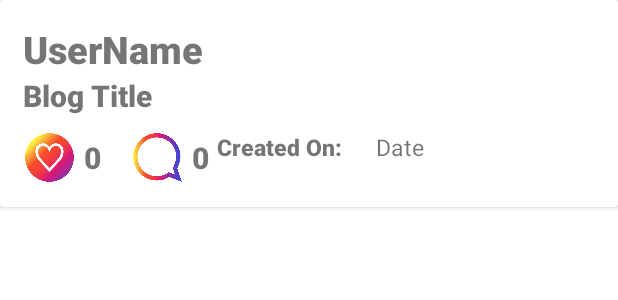
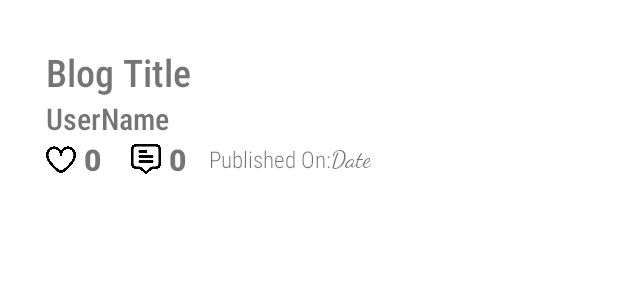
Before and after one commit to VarunS5/BlogApplication, an Android app: the layout blog_list_item.xml on its own in the app's theme, with its tools: preview values and no code run, on a phone screen of 412 x 824 dp. Shown: the top 300 px of the screen. Run offline under Robolectric (Android 15) with nearby library versions, the phone set to English and light mode, and no system bars.

Commit message:
Implement UI

```diff
--- a/app/build.gradle
+++ b/app/build.gradle
@@ -2,7 +2,7 @@ plugins {
     id 'com.android.application'
     id 'org.jetbrains.kotlin.android'
 }
-
+apply plugin: 'kotlin-android-extensions'
 android {
     compileSdk 32
 
--- a/app/src/main/java/com/example/blogapplication/api/Api.kt
+++ b/app/src/main/java/com/example/blogapplication/api/Api.kt
@@ -10,7 +10,7 @@ interface Api {
     @GET("Sample.json")
     fun getBlogs(): Call<ArrayList<Blog>>
 
-    companion object{
+    companion object {
         val BASE_URL = "https://raw.githubusercontent.com/Ysunil016/Public/main/"
 
         fun create(): Api {
--- a/app/src/main/java/com/example/blogapplication/viewmodel/BlogListViewModel.kt
+++ b/app/src/main/java/com/example/blogapplication/viewmodel/BlogListViewModel.kt
@@ -35,8 +35,8 @@ class BlogListViewModel(
     }
 
     override fun onBlogListUpdate(blogList: ArrayList<Blog>) {
-        for(blog in blogList){
-            blog.published_date = blog.published_date.substring(0,10)
+        for (blog in blogList) {
+            blog.published_date = blog.published_date.substring(0, 10)
         }
         blogs.postValue(Resource.success(blogList))
     }
--- a/app/src/main/res/layout/blog_list_item.xml
+++ b/app/src/main/res/layout/blog_list_item.xml
@@ -1,92 +1,105 @@
 <?xml version="1.0" encoding="utf-8"?>
 <androidx.cardview.widget.CardView xmlns:android="http://schemas.android.com/apk/res/android"
+    xmlns:app="http://schemas.android.com/apk/res-auto"
     xmlns:tools="http://schemas.android.com/tools"
-    android:orientation="vertical"
     android:layout_width="match_parent"
-    android:layout_height="wrap_content">
+    android:layout_height="wrap_content"
+    android:layout_margin="15sp"
+    app:cardCornerRadius="15sp"
+    app:cardElevation="0dp">
+
     <LinearLayout
         android:layout_width="match_parent"
         android:layout_height="wrap_content"
-        android:padding="15sp"
-        android:orientation="vertical">
+        android:orientation="vertical"
+        android:padding="15sp">
+
         <TextView
+            android:id="@+id/blog_title"
             android:layout_width="wrap_content"
             android:layout_height="wrap_content"
+            android:fontFamily="sans-serif-condensed-medium"
+            android:text="@string/blog_title"
+            android:textSize="25sp" />
+
+        <TextView
             android:id="@+id/user_name"
-            android:text="@string/username"
-            android:textSize="25sp"
-            android:fontFamily="sans-serif-black"/>
-        <TextView
             android:layout_width="wrap_content"
             android:layout_height="wrap_content"
-            android:id="@+id/blog_title"
-            android:text="@string/blog_title"
-            android:textSize="20sp"
-            android:paddingBottom="10sp"
-            android:fontFamily="sans-serif-black"/>
+            android:fontFamily="sans-serif-condensed-medium"
+            android:text="@string/username"
+            android:textSize="20sp" />
+
 
         <LinearLayout
             android:layout_width="match_parent"
             android:layout_height="wrap_content"
             android:orientation="horizontal">
+
             <LinearLayout
+                android:id="@+id/like_layout"
                 android:layout_width="wrap_content"
                 android:layout_height="wrap_content"
+                android:gravity="center"
+                android:orientation="horizontal">
+
+                <ImageView
+                    android:layout_width="20sp"
+                    android:layout_height="20sp"
+                    android:src="@drawable/heart" />
+
+                <TextView
+                    android:id="@+id/like_count"
+                    android:layout_width="wrap_content"
+                    android:layout_height="wrap_content"
+                    android:fontFamily="sans-serif-black"
+                    android:paddingLeft="5sp"
+                    android:text="@string/initial_value"
+                    android:textSize="20sp" />
+            </LinearLayout>
+
+            <LinearLayout
+                android:id="@+id/comment_layout"
+                android:layout_width="wrap_content"
+                android:layout_height="wrap_content"
+                android:gravity="center"
                 android:orientation="horizontal"
-                android:id="@+id/like_layout"
-                android:gravity="center">
-            <ImageView
-                android:layout_width="35sp"
-                android:layout_height="35sp"
-                android:src="@drawable/like_shape_2"/>
+                android:paddingLeft="20sp">
+
+                <ImageView
+                    android:layout_width="20sp"
+                    android:layout_height="20sp"
+                    android:src="@drawable/comment_alt" />
+
+                <TextView
+                    android:id="@+id/comment_count"
+                    android:layout_width="wrap_content"
+                    android:layout_height="wrap_content"
+                    android:fontFamily="sans-serif-black"
+                    android:paddingLeft="5sp"
+                    android:text="0"
+                    android:textSize="20sp" />
+            </LinearLayout>
+
             <TextView
                 android:layout_width="wrap_content"
                 android:layout_height="wrap_content"
-                android:id="@+id/like_count"
-                android:paddingLeft="5sp"
-                android:fontFamily="sans-serif-black"
-                android:textSize="20sp"
-                android:text="0"/>
-            </LinearLayout>
-            <LinearLayout
+                android:layout_gravity="center_vertical"
+                android:fontFamily="sans-serif-condensed-light"
+                android:paddingLeft="15sp"
+                android:text="@string/created_at"
+                android:textSize="15sp" />
+
+            <TextView
+                android:id="@+id/published_date"
                 android:layout_width="wrap_content"
                 android:layout_height="wrap_content"
-                android:orientation="horizontal"
-                android:paddingLeft="20sp"
-                android:gravity="center"
-                android:id="@+id/comment_layout">
-                <ImageView
-                    android:layout_width="35sp"
-                    android:layout_height="35sp"
-                    android:src="@drawable/chat_shape"/>
-                <TextView
-                    android:layout_width="wrap_content"
-                    android:layout_height="wrap_content"
-                    android:id="@+id/comment_count"
-                    android:text="0"
-                    android:textSize="20sp"
-                    android:paddingLeft="5sp"
-                    android:fontFamily="sans-serif-black"/>
-            </LinearLayout>
-            <TextView
-                android:layout_width="wrap_content"
-                android:layout_height="wrap_content"
-                android:text="@string/created_at"
-                android:textSize="15sp"
-                android:paddingLeft="5sp"
-                android:layout_weight="1"
-                android:fontFamily="sans-serif-black"/>
-            <TextView
-                android:layout_width="wrap_content"
-                android:layout_height="wrap_content"
+                android:layout_gravity="center_vertical"
+                android:fontFamily="cursive"
                 android:text="@string/date"
-                android:id="@+id/published_date"
-                android:textSize="15sp"
-                android:layout_weight="5"
-                android:fontFamily="sans-serif"/>
+                android:textSize="15sp" />
 
         </LinearLayout>
-
 
 
     </LinearLayout>
--- a/app/src/main/res/values/colors.xml
+++ b/app/src/main/res/values/colors.xml
@@ -7,4 +7,5 @@
     <color name="teal_700">#FF018786</color>
     <color name="black">#FF000000</color>
     <color name="white">#FFFFFFFF</color>
+    <color name="glossy_gray">#40AFADA9 </color>
 </resources>
--- a/app/src/main/res/values/strings.xml
+++ b/app/src/main/res/values/strings.xml
@@ -3,5 +3,12 @@
     <string name="username">UserName</string>
     <string name="blog_title">Blog Title</string>
     <string name="date">Date</string>
-    <string name="created_at">Created On:</string>
+    <string name="created_at">Published On:</string>
+    <string name="name">Owner Name:</string>
+    <string name="sample_name">Sample name</string>
+    <string name="user_name">User Name:</string>
+    <string name="title_name">Title Name:</string>
+    <string name="content">Content:</string>
+    <string name="initial_value">0</string>
+    <string name="tags">Tags:</string>
 </resources>
```
Also changed, not shown: app/src/main/AndroidManifest.xml (+8 -2 lines), app/src/main/java/com/example/blogapplication/BlogDetailActivity.kt (added, +28 -0 lines), app/src/main/java/com/example/blogapplication/BlogListActivity.kt (renamed from app/src/main/java/com/example/blogapplication/MainActivity.kt, +15 -9 lines), app/src/main/java/com/example/blogapplication/adapter/BlogAdapter.kt (+17 -4 lines), app/src/main/java/com/example/blogapplication/api/BlogService.kt (+7 -7 lines), app/src/main/java/com/example/blogapplication/model/Blog.kt (+13 -5 lines), app/src/main/java/com/example/blogapplication/repository/BlogListRepository.kt (+4 -4 lines), app/src/main/res/drawable/gradient_background.xml (added, +11 -0 lines), app/src/main/res/layout/activity_blog_detail.xml (added, +90 -0 lines), app/src/main/res/layout/activity_blog_list.xml (added, +30 -0 lines), app/src/main/res/layout/activity_main.xml (deleted, +0 -14 lines), app/src/main/res/drawable-v24/comment_alt.png (added), app/src/main/res/drawable-v24/heart.png (added), 1 other file.
